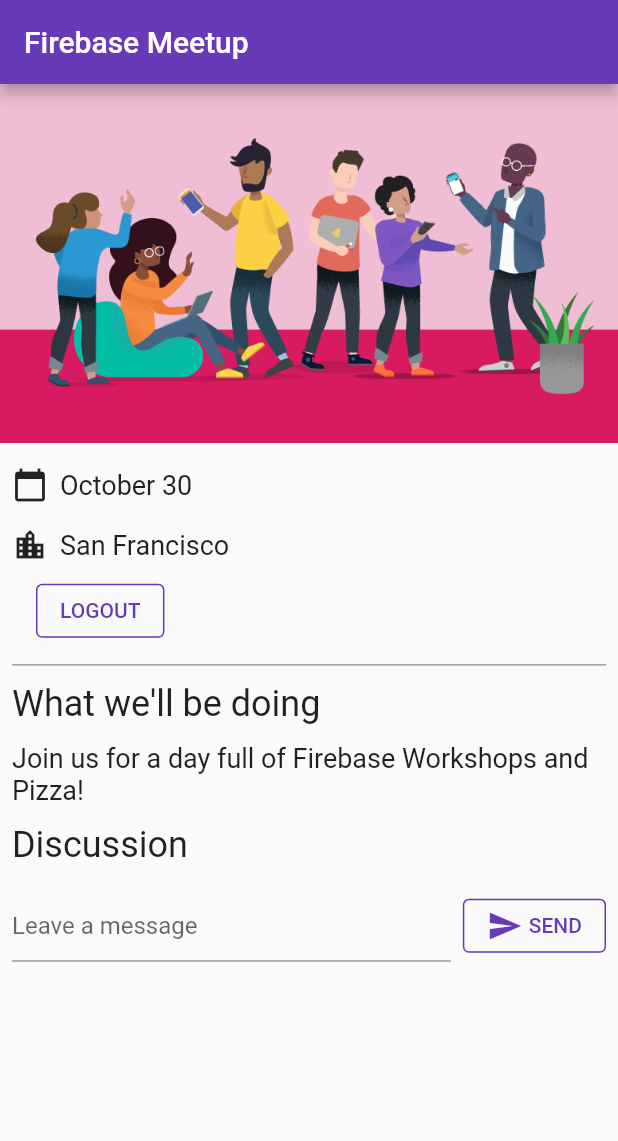
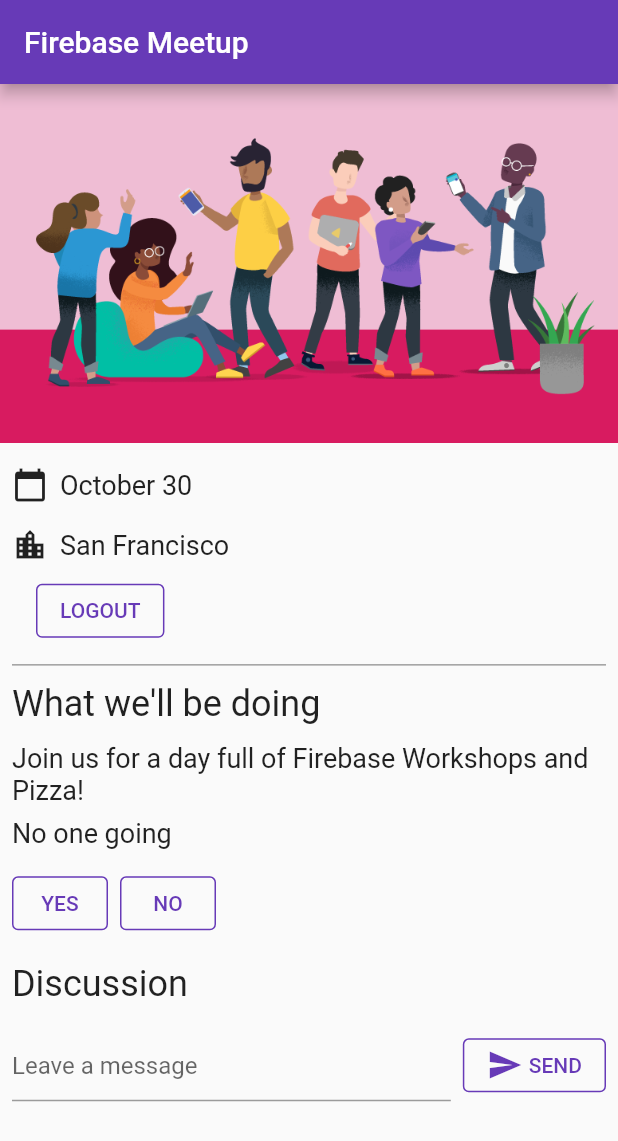
Before and after one commit to ArtificialAmateur/flutter_firebase, a Flutter app: the screen it shows once a user with an empty profile is signed in, on a phone screen of 412 x 824 dp. Shown: the top 1141 px of the screen. Run offline on Flutter 3.47's test engine with Material 2 defaults, Android fonts, the phone set to English and light mode, and no system bars; our stand-ins replace cloud_firestore, firebase_auth, firebase_core, google_fonts; accounts and stored records are empty.

Commit message:
Add Attending button and counter

```diff
--- a/lib/main.dart
+++ b/lib/main.dart
@@ -80,8 +80,18 @@ class HomePage extends StatelessWidget {
               builder: (context, appState, _) => Column(
                     crossAxisAlignment: CrossAxisAlignment.start,
                     children: [
+                      if (appState.attendees >= 2)
+                        Paragraph('${appState.attendees} people going')
+                      else if (appState.attendees == 1)
+                        Paragraph('1 person going')
+                      else
+                        Paragraph('No one going'),
                       if (appState.loginState ==
                           ApplicationLoginState.loggedIn) ...[
+                            YesNoSelection(
+                              state: appState.attending,
+                              onSelection: (attending) => appState.attending = attending,
+                            ),
                         Header('Discussion'),
                         GuestBook(
                           addMessage: (String message) =>
@@ -105,6 +115,15 @@ class ApplicationState extends ChangeNotifier {
   Future<void> init() async {
     await Firebase.initializeApp();
 
+    FirebaseFirestore.instance
+    .collection('attendees')
+    .where('attending', isEqualTo: true)
+    .snapshots()
+    .listen((snapshot) {
+      _attendees = snapshot.docs.length;
+      notifyListeners();
+    });
+
     FirebaseAuth.instance.userChanges().listen((user) {
       if (user != null) {
         _loginState = ApplicationLoginState.loggedIn;
@@ -124,10 +143,27 @@ class ApplicationState extends ChangeNotifier {
           });
           notifyListeners();
         });
+        _attendingSubscription = FirebaseFirestore.instance
+        .collection('attendees')
+        .doc(user.uid)
+        .snapshots()
+        .listen((snapshot) {
+          if (snapshot.data() != null) {
+            if (snapshot.data()['attending']) {
+              _attending = Attending.yes;
+            } else {
+              _attending = Attending.no;
+            }
+          } else {
+            _attending = Attending.unknown;
+          }
+          notifyListeners();
+        });
       } else {
         _loginState = ApplicationLoginState.loggedOut;
         _guestBookMessages = [];
         _guestBookSubscription?.cancel();
+        _attendingSubscription?.cancel();
       }
       notifyListeners();
     });
@@ -139,6 +175,22 @@ class ApplicationState extends ChangeNotifier {
   String _email;
   String get email => _email;
 
+  int _attendees = 0;
+  int get attendees => _attendees;
+
+  Attending _attending = Attending.unknown;
+  StreamSubscription<DocumentSnapshot> _attendingSubscription;
+  Attending get attending => _attending;
+  set attending(Attending attending) {
+    final userDoc = FirebaseFirestore.instance
+        .collection('attendees')
+        .doc(FirebaseAuth.instance.currentUser.uid);
+    if (attending == Attending.yes) {
+      userDoc.set({'attending': true});
+    } else {
+      userDoc.set({'attending': false});
+    }
+  }
   StreamSubscription<QuerySnapshot> _guestBookSubscription;
   List<GuestBookMessage> _guestBookMessages = [];
   List<GuestBookMessage> get guestBookMessages => _guestBookMessages;
@@ -222,6 +274,8 @@ class GuestBookMessage {
   final String message;
 }
 
+enum Attending { yes, no, unknown }
+
 class GuestBook extends StatefulWidget {
   GuestBook({@required this.addMessage, @required this.messages});
   final Future<void> Function(String message) addMessage;
@@ -288,3 +342,68 @@ class _GuestBookState extends State<GuestBook> {
     );
   }
 }
+
+class YesNoSelection extends StatelessWidget {
+  const YesNoSelection({@required this.state, @required this.onSelection});
+  final Attending state;
+  final void Function(Attending selection) onSelection;
+
+  @override
+  Widget build(BuildContext context) {
+    switch (state) {
+      case Attending.yes:
+        return Padding(
+          padding: EdgeInsets.all(8.0),
+          child: Row(
+            children: [
+              ElevatedButton(
+                style: ElevatedButton.styleFrom(elevation: 0),
+                child: Text('YES'),
+                onPressed: () => onSelection(Attending.yes),
+              ),
+              SizedBox(width: 8),
+              TextButton(
+                child: Text('NO'),
+                onPressed: () => onSelection(Attending.no),
+              ),
+            ],
+          ),
+        );
+      case Attending.no:
+        return Padding(
+          padding: EdgeInsets.all(8.0),
+          child: Row(
+            children: [
+              TextButton(
+                child: Text('YES'),
+                onPressed: () => onSelection(Attending.yes),
+              ),
+              SizedBox(width: 8),
+              ElevatedButton(
+                style: ElevatedButton.styleFrom(elevation: 0),
+                child: Text('NO'),
+                onPressed: () => onSelection(Attending.no),
+              ),
+            ],
+          ),
+        );
+      default:
+        return Padding(
+          padding: EdgeInsets.all(8.0),
+          child: Row(
+            children: [
+              StyledButton(
+                child: Text('YES'),
+                onPressed: () => onSelection(Attending.yes),
+              ),
+              SizedBox(width: 8),
+              StyledButton(
+                child: Text('NO'),
+                onPressed: () => onSelection(Attending.no),
+              ),
+            ],
+          ),
+        );
+    }
+  }
+}
```
